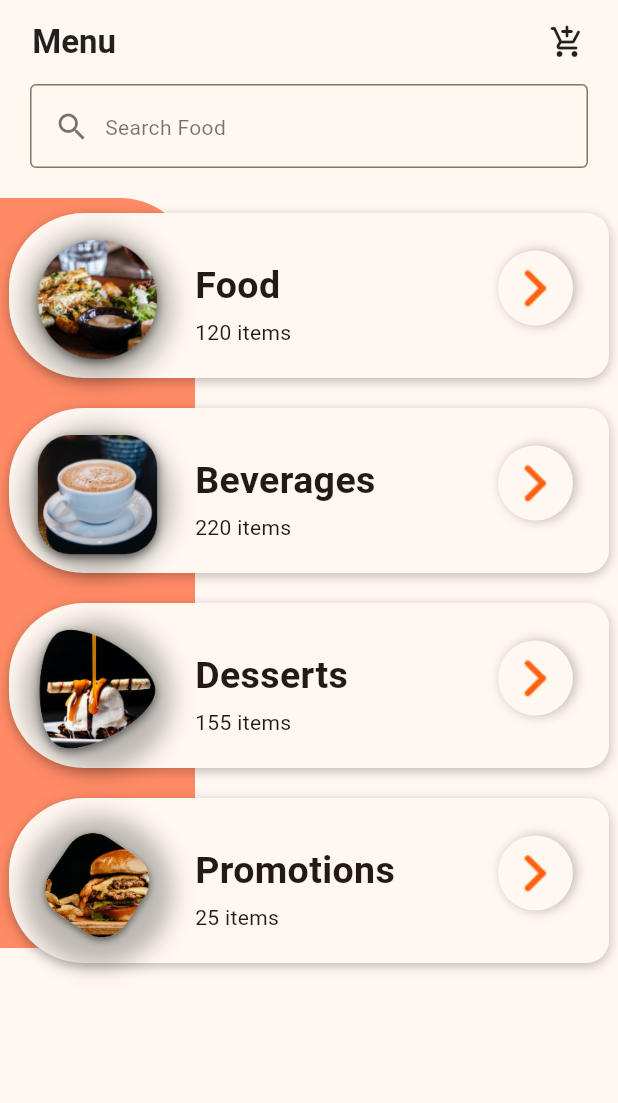
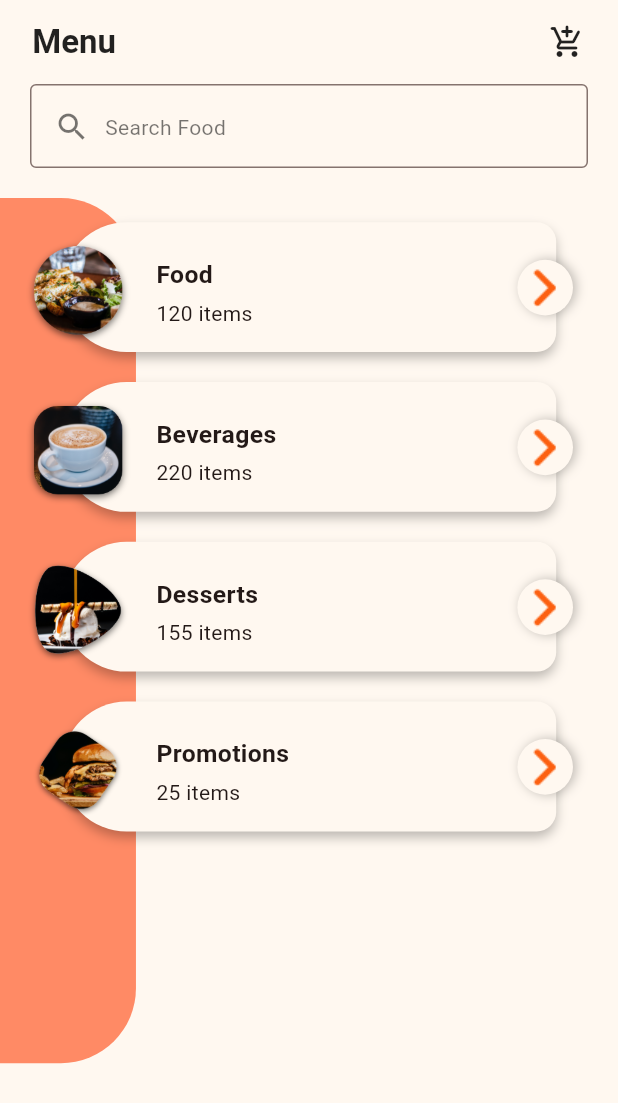
Before and after one commit to Umar-Gulzar/FastFood_Delivery_App, a Flutter app: the Foodmenu screen opened directly, on a phone screen of 412 x 824 dp. Shown: the top 1103 px of the screen. Run offline on Flutter 3.47's test engine with Material 3 defaults, Android fonts, the phone set to English and light mode, and no system bars; our stand-ins replace cloud_firestore, firebase_auth, firebase_core, flutter_riverpod, fluttertoast, image_picker and 2 more; accounts and stored records are empty; network calls fail.

Commit message:
menu screen UI

```diff
--- a/lib/presentation/screens/foodMenu.dart
+++ b/lib/presentation/screens/foodMenu.dart
@@ -138,37 +138,37 @@ class _FoodmenuState extends State<Foodmenu> {
             ),
           ),
           const SizedBox(height: 20,),
-          Expanded(
+          Flexible(
             child: Stack(
               children:[
                 Container(
-                  width: 130,
-                  height: 500,
+                  width: screenWidth*0.22,
+                  height: screenHeight*0.7,
                   decoration: BoxDecoration(
                       color: Colors.deepOrange[300],
                       borderRadius: BorderRadius.only(topRight: Radius.circular(50),bottomRight: Radius.circular(50))
                   ),
                 ),
-                ListView.builder(
+                Padding(
+                  padding: EdgeInsets.only(top: screenWidth*0.015),
+                  child: ListView.builder(
                   physics: NeverScrollableScrollPhysics(),
                   itemCount: menu.length,
                   itemBuilder: (context,index){
                   return Padding(
                     padding: EdgeInsets.symmetric(vertical: 10),
-                  child: Container(
-                    height: 110,
-                    width: double.infinity,
+                    child:InkWell(
+                      onTap: (){},
                       child: Stack(
-                      clipBehavior: Clip.antiAlias,
                             children:[
                               Center(
                                 child: Container(
-                              width: 400,
-                             // height: 60,
+                                  width: screenWidth*0.8,
+                                  height: screenWidth*0.21,
                                   decoration: BoxDecoration(
                                       color: Color.fromRGBO(255, 248, 240, 1),
                                       boxShadow: [
-                                    BoxShadow(offset: Offset(0, 2),blurRadius: 6,color: Colors.black26),
+                                        BoxShadow(offset: Offset(0, 4),blurRadius: 6,color: Colors.black26),
                                       ],
                                       borderRadius: BorderRadius.horizontal(left: Radius.elliptical(50,50),right: Radius.circular(15))
                                   ),
@@ -180,8 +180,8 @@ class _FoodmenuState extends State<Foodmenu> {
                                 child: RotatedBox(
                                   quarterTurns: 3,
                                   child: Container(
-                                height: 50,
-                                width: 50,
+                                    height: screenWidth*0.09,
+                                    width: screenWidth*0.09,
                                     decoration: BoxDecoration(
                                       shape: BoxShape.circle,
                                       color: Color.fromRGBO(255, 248, 240, 1),
@@ -198,13 +198,10 @@ class _FoodmenuState extends State<Foodmenu> {
                                 left: 15,
                                 child: Row(
                                     children:[ Container(
-                                  width: 100,
-                                  height: 100,
+                                      width: screenWidth*0.18,
+                                      height: screenWidth*0.18,
                                       decoration: BoxDecoration(
                                         shape: BoxShape.circle,
-                                    boxShadow: [
-                                      BoxShadow(offset: Offset(0, 2),blurRadius: 12,color: Colors.black26),
-                                    ],
                                       ),
                                       child: Image.asset(menu[index]["image"]),
                                     ),
@@ -213,19 +210,18 @@ class _FoodmenuState extends State<Foodmenu> {
                                         crossAxisAlignment: CrossAxisAlignment.start,
                                         spacing: 3,
                                         children: [
-                                      Text(menu[index]["name"],style: TextStyle(fontWeight: FontWeight.w600,fontSize: 25),),
+                                          Text(menu[index]["name"],style: TextStyle(fontWeight: FontWeight.w600,fontSize: screenWidth*0.04),),
                                           Text(menu[index]["items_count"]+" items")
                                         ],
                                       ),
 
                                     ]),
                               )
-
-
                             ]),
                     ),
                   );
                                   },),
+                ),
             ]),
           ),
 
```
Lines whose indentation alone changed are shown as unchanged.
